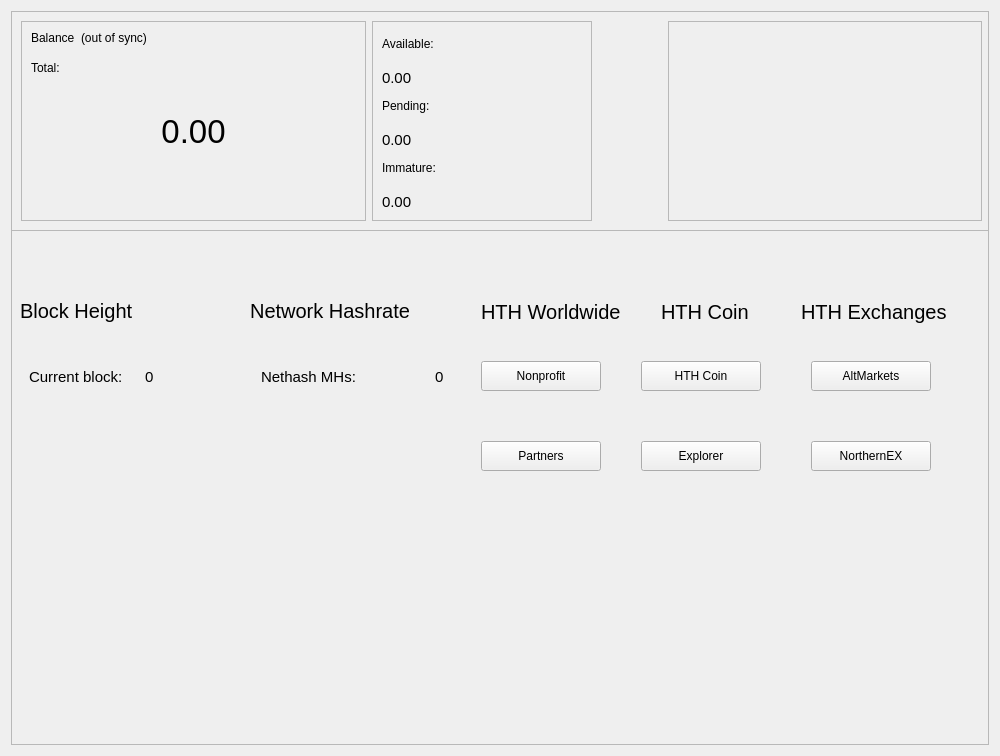
Old version of the form src/qt/forms/overviewpage.ui in the repository barrystyle/hth.
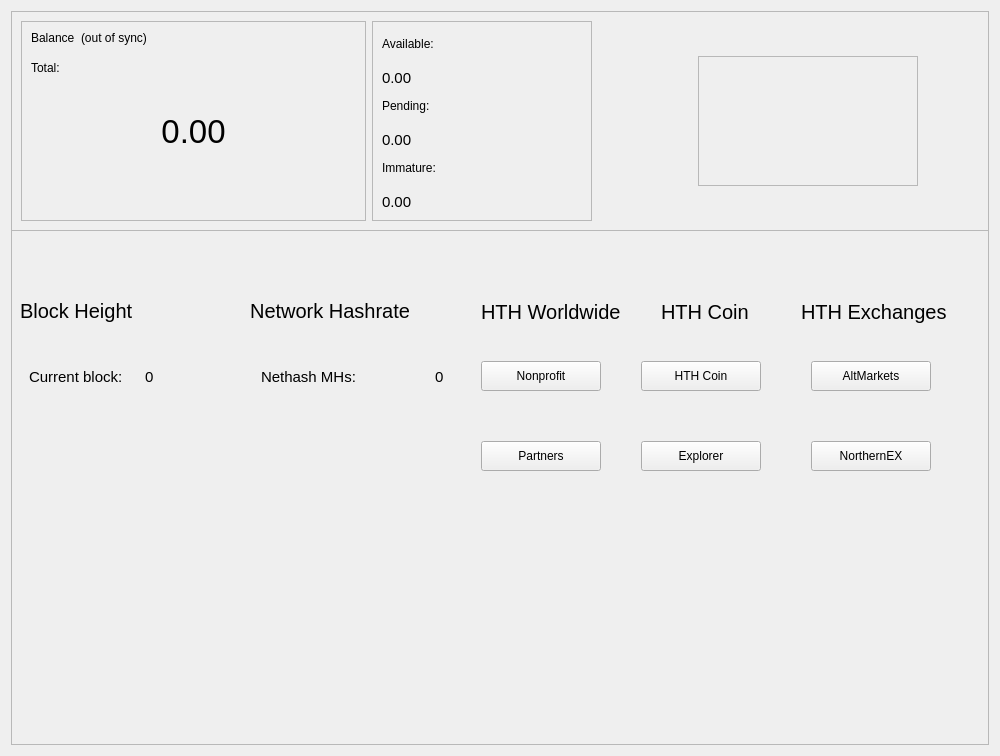
New version of the form.

Patch:
```diff
--- a/src/qt/forms/overviewpage.ui
+++ b/src/qt/forms/overviewpage.ui
@@ -458,7 +458,7 @@
          </property>
          <property name="sizeHint" stdset="0">
           <size>
-           <width>70</width>
+           <width>100</width>
            <height>20</height>
           </size>
          </property>
@@ -466,6 +466,18 @@
        </item>
        <item>
         <widget class="QFrame" name="frame_logo">
+         <property name="minimumSize">
+          <size>
+           <width>220</width>
+           <height>130</height>
+          </size>
+         </property>
+         <property name="maximumSize">
+          <size>
+           <width>260</width>
+           <height>130</height>
+          </size>
+         </property>
          <property name="frameShape">
           <enum>QFrame::StyledPanel</enum>
          </property>
@@ -474,6 +486,19 @@
          </property>
         </widget>
        </item>
+       <item>
+        <spacer name="horizontalSpacer_2">
+         <property name="orientation">
+          <enum>Qt::Horizontal</enum>
+         </property>
+         <property name="sizeHint" stdset="0">
+          <size>
+           <width>40</width>
+           <height>20</height>
+          </size>
+         </property>
+        </spacer>
+       </item>
       </layout>
      </widget>
      <widget class="QFrame" name="frameBlockchainInfo_2">
```
